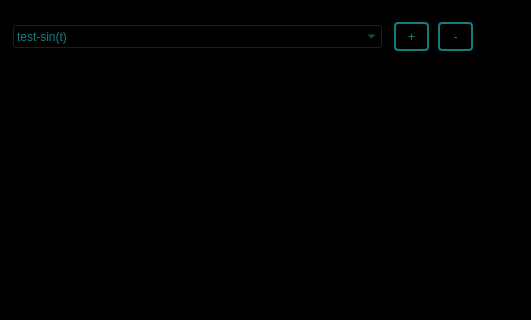
First picture: the form in viewers/visualization_plots.ui, repository XuelongSun/VColCOSP_GUI, before the edit; both pictures show x 0 to 531 and y 0 to 320 of the 940 by 497 pixel window.
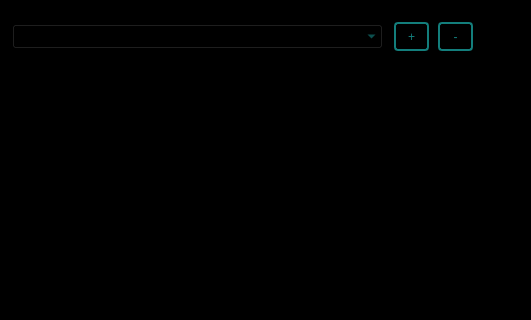
Second picture: the form after the edit.

What changed in the file:
```diff
--- a/viewers/visualization_plots.ui
+++ b/viewers/visualization_plots.ui
@@ -26,11 +26,6 @@
      <height>25</height>
     </rect>
    </property>
-   <item>
-    <property name="text">
-     <string>test-sin(t)</string>
-    </property>
-   </item>
   </widget>
   <widget class="QPushButton" name="pb_add">
    <property name="geometry">
```
